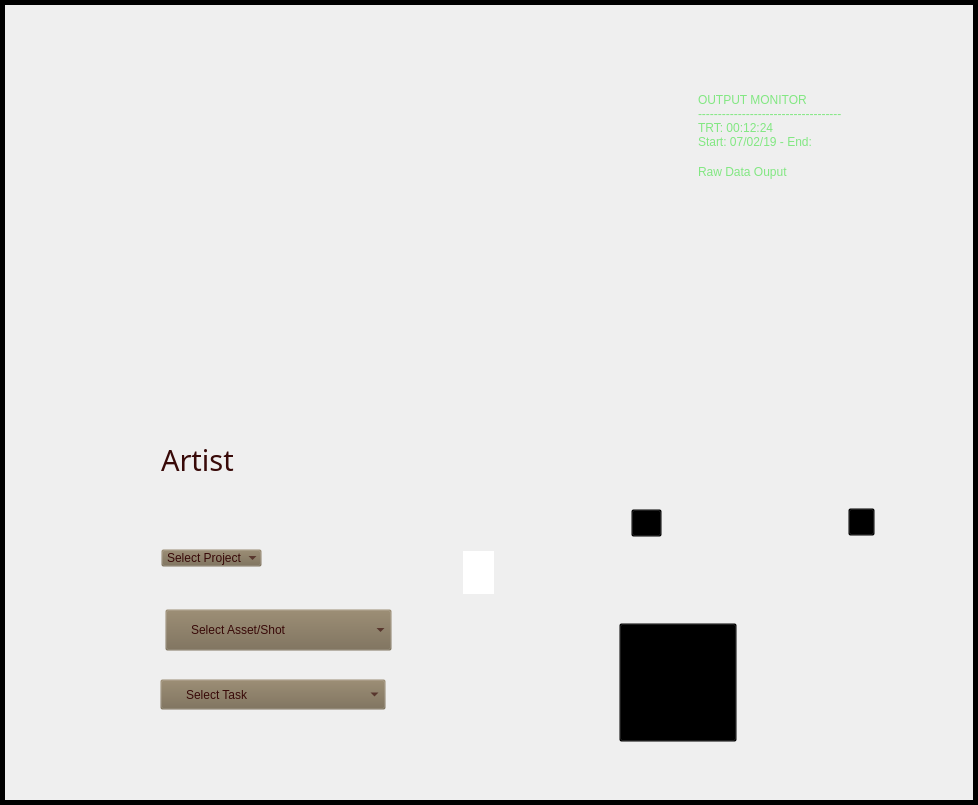
Qt form Python/Utilities/time_lord/ui/time_lord_clock.ui (SleepDeprivedVFX/t_sheets_listener) before a commit.
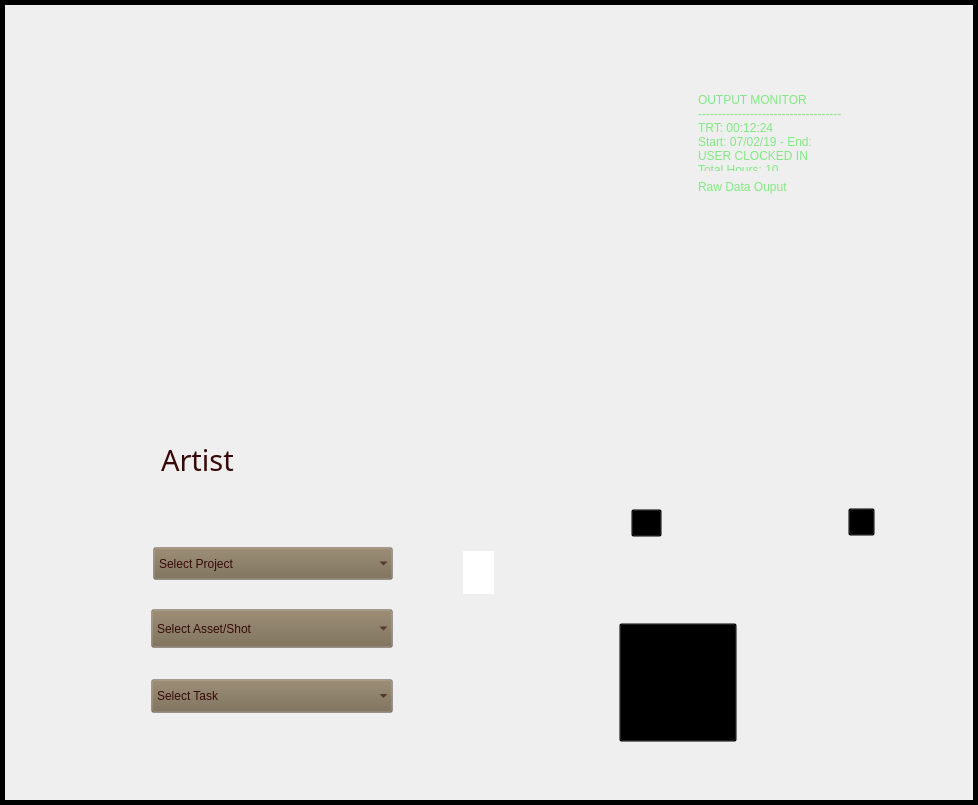
The same form after that commit. Icons and pictures are not drawn.

The edit to the form file:
```diff
--- a/Python/Utilities/time_lord/ui/time_lord_clock.ui
+++ b/Python/Utilities/time_lord/ui/time_lord_clock.ui
@@ -260,7 +260,7 @@
        <x>694</x>
        <y>89</y>
        <width>205</width>
-       <height>57</height>
+       <height>82</height>
       </rect>
      </property>
      <property name="styleSheet">
@@ -293,7 +293,9 @@
 ------------------------------------
 TRT: 00:12:24
 Start: 07/02/19 - End:
-USER CLOCKED IN</string>
+USER CLOCKED IN
+Total Hours: 10
+Week Total: 20</string>
      </property>
      <property name="backgroundVisible">
       <bool>false</bool>
@@ -562,9 +564,9 @@
      <property name="geometry">
       <rect>
        <x>694</x>
-       <y>161</y>
-       <width>207</width>
-       <height>178</height>
+       <y>176</y>
+       <width>206</width>
+       <height>163</height>
       </rect>
      </property>
      <property name="styleSheet">
@@ -602,22 +604,28 @@
     <widget class="QComboBox" name="entity_dropdown">
      <property name="geometry">
       <rect>
-       <x>165</x>
+       <x>151</x>
        <y>609</y>
-       <width>227</width>
-       <height>42</height>
+       <width>242</width>
+       <height>39</height>
       </rect>
      </property>
      <property name="styleSheet">
       <string notr="true">background-image: url(:/backgrounds/elements/entity_bg.png);
+padding-left: 5px;
 background-repeat: none;
-background-color: rgba(118, 104, 79, 0);
-padding-left: 25px;
-subcontrol-origin: padding;
-subcontrol-position: top right;
+background-color: rgba(118, 104, 79, 80);
 font: 16pt &quot;Calisto MT&quot;;
 color: rgb(56, 9, 8);
-selection-background-color: rgba(0, 0, 0, 0);</string>
+subcontrol-origin: padding;
+subcontrol-position: top right;
+selection-background-color: rgba(118, 104, 79, 0);</string>
+     </property>
+     <property name="insertPolicy">
+      <enum>QComboBox::InsertAlphabetically</enum>
+     </property>
+     <property name="frame">
+      <bool>false</bool>
      </property>
      <item>
       <property name="text">
@@ -649,22 +657,28 @@
     <widget class="QComboBox" name="task_dropdown">
      <property name="geometry">
       <rect>
-       <x>160</x>
+       <x>151</x>
        <y>679</y>
-       <width>226</width>
-       <height>31</height>
+       <width>242</width>
+       <height>34</height>
       </rect>
      </property>
      <property name="styleSheet">
       <string notr="true">background-image: url(:/backgrounds/elements/task_bg.png);
+padding-left: 5px;
+background-color: rgba(118, 104, 79, 80);
 background-repeat: none;
-background-color: rgba(118, 104, 79, 0);
-padding-left: 25px;
-subcontrol-origin: padding;
-subcontrol-position: top right;
 font: 16pt &quot;Calisto MT&quot;;
 color: rgb(56, 9, 8);
-selection-background-color: rgba(0, 0, 0, 0);</string>
+subcontrol-origin: padding;
+subcontrol-position: top right;
+selection-background-color: rgba(118, 104, 79, 0);</string>
+     </property>
+     <property name="insertPolicy">
+      <enum>QComboBox::InsertAlphabetically</enum>
+     </property>
+     <property name="frame">
+      <bool>false</bool>
      </property>
      <item>
       <property name="text">
@@ -675,10 +689,10 @@
     <widget class="QComboBox" name="project_dropdown">
      <property name="geometry">
       <rect>
-       <x>161</x>
-       <y>549</y>
-       <width>224</width>
-       <height>28</height>
+       <x>153</x>
+       <y>547</y>
+       <width>240</width>
+       <height>33</height>
       </rect>
      </property>
      <property name="autoFillBackground">
@@ -688,9 +702,11 @@
       <string notr="true">border-image: url(:/backgrounds/elements/project_bar.png);
 padding-left: 5px;
 background-repeat: none;
-background-color: rgba(118, 104, 79, 0);
+background-color: rgba(118, 104, 79, 80);
 font: 16pt &quot;Calisto MT&quot;;
 color: rgb(56, 9, 8);
+subcontrol-origin: padding;
+subcontrol-position: top right;
 selection-background-color: rgba(118, 104, 79, 0);</string>
      </property>
      <property name="editable">
@@ -699,9 +715,6 @@
      <property name="insertPolicy">
       <enum>QComboBox::InsertAlphabetically</enum>
      </property>
-     <property name="sizeAdjustPolicy">
-      <enum>QComboBox::AdjustToContents</enum>
-     </property>
      <property name="frame">
       <bool>false</bool>
      </property>
@@ -908,8 +921,8 @@
     <widget class="QLabel" name="week_meter">
      <property name="geometry">
       <rect>
-       <x>480</x>
-       <y>107</y>
+       <x>481</x>
+       <y>78</y>
        <width>192</width>
        <height>192</height>
       </rect>
@@ -924,7 +937,7 @@
       <pixmap resource="resources/time_lord_resources.qrc">:/dial hands/elements/meter_1_needle.png</pixmap>
      </property>
      <property name="alignment">
-      <set>Qt::AlignHCenter|Qt::AlignTop</set>
+      <set>Qt::AlignCenter</set>
      </property>
     </widget>
     <widget class="QLabel" name="start_clock_minute">
```
Left out of the diff: 70 changed lines with no effect on the pictures.
